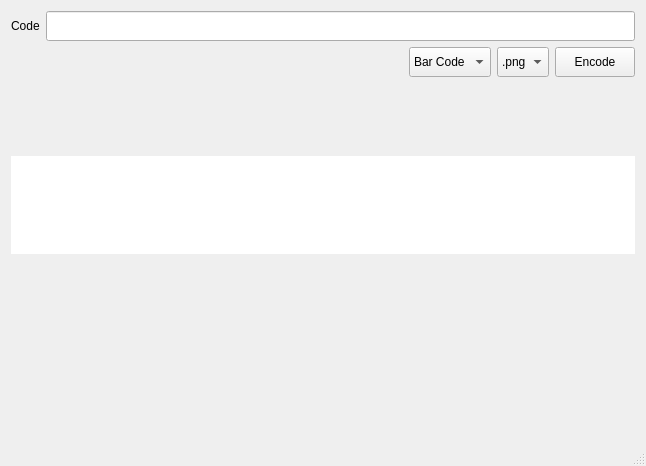
Qt form QR_BarCodeEncoder.ui (roboxerox/QR_BAR_CodeGen) before a commit.
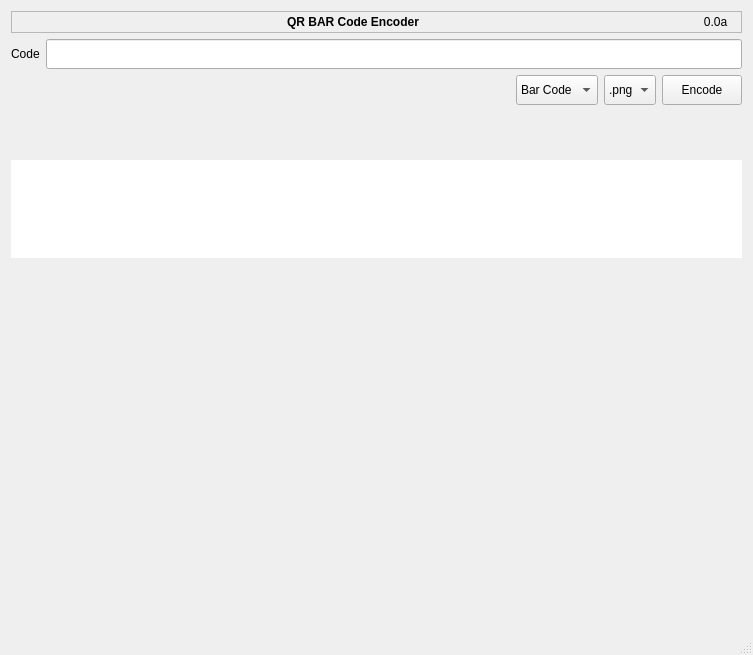
The same form after that commit.

Diff of the .ui file:
```diff
--- a/QR_BarCodeEncoder.ui
+++ b/QR_BarCodeEncoder.ui
@@ -6,8 +6,8 @@
    <rect>
     <x>0</x>
     <y>0</y>
-    <width>646</width>
-    <height>466</height>
+    <width>753</width>
+    <height>655</height>
    </rect>
   </property>
   <property name="windowTitle">
@@ -15,6 +15,70 @@
   </property>
   <widget class="QWidget" name="centralWidget">
    <layout class="QVBoxLayout" name="verticalLayout_2">
+    <item>
+     <widget class="QFrame" name="frame">
+      <property name="frameShape">
+       <enum>QFrame::StyledPanel</enum>
+      </property>
+      <property name="frameShadow">
+       <enum>QFrame::Raised</enum>
+      </property>
+      <layout class="QHBoxLayout" name="horizontalLayout_3">
+       <property name="spacing">
+        <number>2</number>
+       </property>
+       <property name="leftMargin">
+        <number>3</number>
+       </property>
+       <property name="topMargin">
+        <number>3</number>
+       </property>
+       <property name="rightMargin">
+        <number>3</number>
+       </property>
+       <property name="bottomMargin">
+        <number>3</number>
+       </property>
+       <item>
+        <widget class="QLabel" name="label_title">
+         <property name="font">
+          <font>
+           <weight>75</weight>
+           <bold>true</bold>
+          </font>
+         </property>
+         <property name="text">
+          <string>QR BAR Code Encoder</string>
+         </property>
+         <property name="alignment">
+          <set>Qt::AlignCenter</set>
+         </property>
+        </widget>
+       </item>
+       <item>
+        <widget class="QLabel" name="label_version">
+         <property name="maximumSize">
+          <size>
+           <width>45</width>
+           <height>16777215</height>
+          </size>
+         </property>
+         <property name="font">
+          <font>
+           <pointsize>9</pointsize>
+          </font>
+         </property>
+         <property name="text">
+          <string>0.0a</string>
+         </property>
+         <property name="alignment">
+          <set>Qt::AlignCenter</set>
+         </property>
+        </widget>
+       </item>
+      </layout>
+     </widget>
+    </item>
     <item>
      <layout class="QHBoxLayout" name="horizontalLayout_2">
       <item>
@@ -173,7 +237,7 @@
       <property name="minimumSize">
        <size>
         <width>0</width>
-        <height>100</height>
+        <height>310</height>
        </size>
       </property>
       <property name="text">
```
